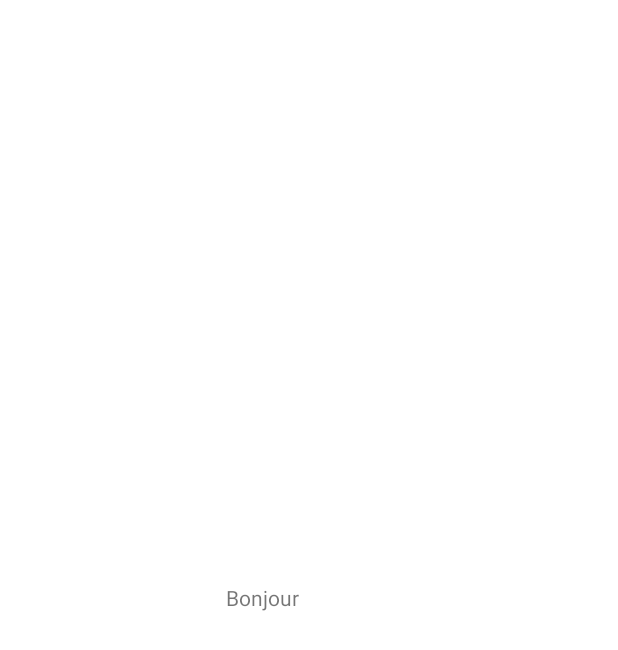
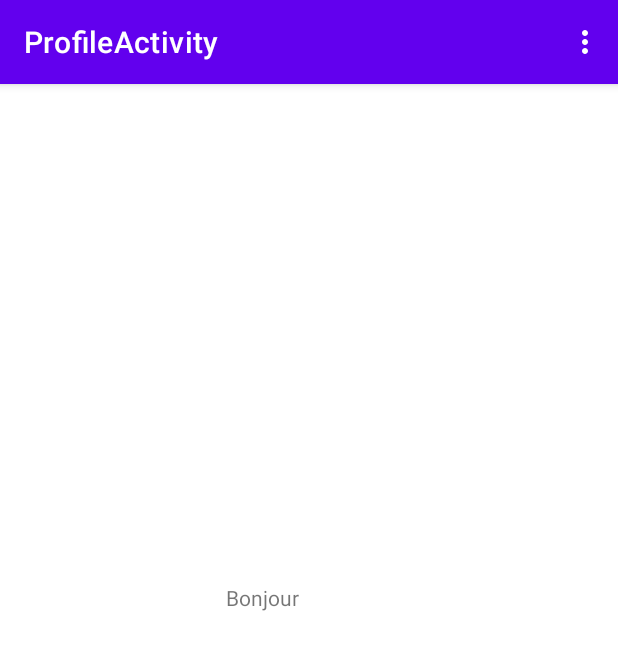
Before and after one commit to saidbh/Mobile-App, an Android app: the ProfileActivity screen opened directly, with no data from a screen before it, on a phone screen of 412 x 824 dp. Before the commit the part shown is almost empty. Shown: the top 650 px of the screen. Run offline under Robolectric (Android 15) with nearby library versions, the phone set to English and light mode, and no system bars.

Commit message:
toolbar finally done

```diff
--- a/app/src/main/java/com/example/app/ProfileActivity.kt
+++ b/app/src/main/java/com/example/app/ProfileActivity.kt
@@ -1,7 +1,10 @@
 package com.example.app
 
 import android.os.Bundle
+import android.view.Menu
 import androidx.appcompat.app.AppCompatActivity
+import androidx.appcompat.widget.Toolbar
+
 import com.example.app.databinding.ActivityProfileBinding
 
 class ProfileActivity : AppCompatActivity() {
@@ -10,5 +13,11 @@ class ProfileActivity : AppCompatActivity() {
         super.onCreate(savedInstanceState)
         binding = ActivityProfileBinding.inflate(layoutInflater)
         setContentView(binding.root)
+        val toolbar = findViewById<Toolbar>(R.id.appBarLayout)
+        setSupportActionBar(toolbar)
+    }
+    override fun onCreateOptionsMenu(menu: Menu?): Boolean {
+        menuInflater.inflate(R.menu.items_menu, menu)
+        return super.onCreateOptionsMenu(menu)
     }
 }
--- a/app/src/main/java/com/example/app/Storage/SharedPrefManager.kt
+++ b/app/src/main/java/com/example/app/Storage/SharedPrefManager.kt
@@ -35,9 +35,7 @@ class SharedPrefManager private constructor(private val mCtx: Context) {
         editor.putString("socialReason", user.socialReason)
         editor.putString("billingAccount", user.billingAccount)
         editor.putString("session_id", user.sessionId)
-
         editor.apply()
-
     }
 
     fun clear() {
--- a/app/src/main/res/layout/activity_profile.xml
+++ b/app/src/main/res/layout/activity_profile.xml
@@ -7,11 +7,16 @@
     android:layout_height="match_parent"
     tools:context=".ProfileActivity">
 
-    <com.google.android.material.appbar.AppBarLayout
+    <androidx.appcompat.widget.Toolbar
         android:id="@+id/appBarLayout"
-        android:layout_width="wrap_content"
         android:layout_height="wrap_content"
-        android:theme="@style/Theme.App.AppBarOverlay"/>
+        android:layout_width="match_parent"
+        android:minHeight="?attr/actionBarSize"
+        android:background="?attr/colorPrimary"
+        android:elevation="4dp"
+        android:theme="@style/ThemeOverlay.AppCompat.Dark.ActionBar"
+        app:popupTheme="@style/ThemeOverlay.AppCompat.Light"
+        tools:ignore="MissingConstraints" />
 
     <TextView
         android:id="@+id/textView"
--- /dev/null
+++ b/app/src/main/res/menu/items_menu.xml
@@ -0,0 +1,7 @@
+<?xml version="1.0" encoding="utf-8"?>
+<menu xmlns:tools="http://schemas.android.com/tools"
+    xmlns:android="http://schemas.android.com/apk/res/android">
+
+    <item android:title="Logout"
+        tools:ignore="HardcodedText" />
+</menu>
```
